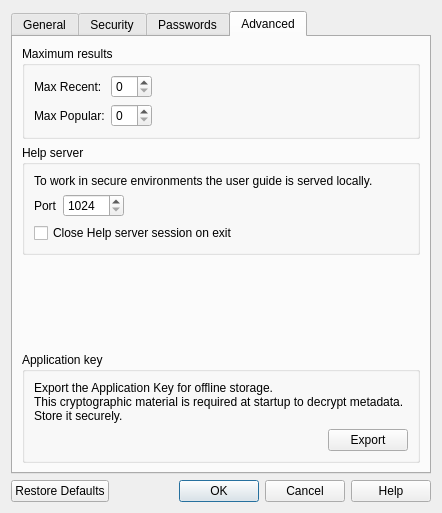
This is ui/preferencesdialog.ui in sysal1280/passwords as Qt 5 draws it before an edit. The edited form follows.
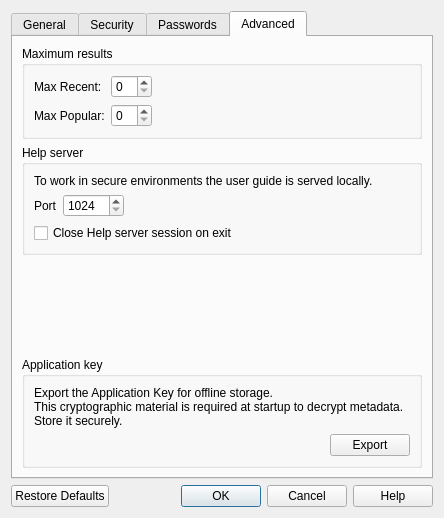
This is the edited form. The open tabs and pages were chosen to show the change.

```diff
--- a/ui/preferencesdialog.ui
+++ b/ui/preferencesdialog.ui
@@ -6,15 +6,15 @@
    <rect>
     <x>0</x>
     <y>0</y>
-    <width>442</width>
-    <height>513</height>
+    <width>444</width>
+    <height>518</height>
    </rect>
   </property>
   <property name="windowTitle">
    <string>Dialog</string>
   </property>
-  <layout class="QGridLayout" name="gridLayout">
-   <item row="3" column="0">
+  <layout class="QGridLayout" name="gridLayout_18">
+   <item row="0" column="0">
     <widget class="QTabWidget" name="tabWidget">
      <property name="currentIndex">
       <number>0</number>
@@ -160,8 +160,8 @@
          <property name="checkable">
           <bool>true</bool>
          </property>
-         <layout class="QGridLayout" name="gridLayout_3">
-          <item row="0" column="0" colspan="3">
+           <layout class="QGridLayout" name="gridLayout">
+            <item row="0" column="0" colspan="2">
            <widget class="QLabel" name="label">
             <property name="text">
              <string>The passwords database can be backed up at the start of each session.</string>
@@ -215,7 +215,14 @@
             </item>
            </layout>
           </item>
-          <item row="2" column="1" colspan="2">
+            <item row="2" column="0">
+             <widget class="QPushButton" name="pushButton">
+              <property name="text">
+               <string>Open Backups..</string>
+              </property>
+             </widget>
+            </item>
+            <item row="2" column="1">
            <spacer name="horizontalSpacer_7">
             <property name="orientation">
              <enum>Qt::Orientation::Horizontal</enum>
@@ -413,13 +420,15 @@
       <attribute name="title">
        <string>Advanced</string>
       </attribute>
-      <layout class="QVBoxLayout" name="verticalLayout_advanced">
+      <layout class="QGridLayout" name="gridLayout_12">
+       <item row="0" column="0">
+        <layout class="QVBoxLayout" name="verticalLayout_4">
        <item>
         <widget class="QGroupBox" name="groupBox_7">
          <property name="title">
           <string>Maximum results</string>
          </property>
-         <layout class="QGridLayout" name="gridLayout_12">
+           <layout class="QGridLayout" name="gridLayout_5">
           <item row="0" column="0">
            <layout class="QGridLayout" name="gridLayout_10">
             <item row="0" column="0">
@@ -465,14 +474,7 @@
          <property name="title">
           <string>Help server</string>
          </property>
-         <layout class="QGridLayout" name="gridLayout_14">
-          <item row="2" column="0">
-           <widget class="QCheckBox" name="checkBoxCloseHelpServer">
-            <property name="text">
-             <string>Close Help server session on exit</string>
-            </property>
-           </widget>
-          </item>
+           <layout class="QGridLayout" name="gridLayout_6">
           <item row="0" column="0">
            <widget class="QLabel" name="label_9">
             <property name="text">
@@ -517,49 +519,38 @@
             </item>
            </layout>
           </item>
+            <item row="2" column="0">
+             <widget class="QCheckBox" name="checkBoxCloseHelpServer">
+              <property name="text">
+               <string>Close Help server session on exit</string>
+              </property>
+             </widget>
+            </item>
          </layout>
         </widget>
        </item>
-       <item>
-        <spacer name="verticalSpacer_advanced">
+        </layout>
+       </item>
+       <item row="1" column="0">
+        <spacer name="verticalSpacer_4">
          <property name="orientation">
           <enum>Qt::Orientation::Vertical</enum>
          </property>
          <property name="sizeHint" stdset="0">
           <size>
            <width>20</width>
-           <height>40</height>
+           <height>42</height>
           </size>
          </property>
         </spacer>
        </item>
-       <item>
+       <item row="2" column="0">
         <widget class="QGroupBox" name="groupBox_10">
          <property name="title">
           <string>Application key</string>
          </property>
-         <layout class="QGridLayout" name="gridLayout_5">
-          <item row="1" column="1">
-           <spacer name="horizontalSpacer_3">
-            <property name="orientation">
-             <enum>Qt::Orientation::Horizontal</enum>
-            </property>
-            <property name="sizeHint" stdset="0">
-             <size>
-              <width>40</width>
-              <height>20</height>
-             </size>
-            </property>
-           </spacer>
-          </item>
-          <item row="1" column="2">
-           <widget class="QPushButton" name="pushButtonExportKey">
-            <property name="text">
-             <string>Export</string>
-            </property>
-           </widget>
-          </item>
-          <item row="0" column="0" colspan="3">
+         <layout class="QGridLayout" name="gridLayout_14">
+          <item row="0" column="0" colspan="2">
            <widget class="QLabel" name="label_2">
             <property name="text">
              <string>Export the Application Key for offline storage.
@@ -570,6 +561,26 @@
             </property>
            </widget>
           </item>
+          <item row="1" column="0">
+           <spacer name="horizontalSpacer_3">
+            <property name="orientation">
+             <enum>Qt::Orientation::Horizontal</enum>
+            </property>
+            <property name="sizeHint" stdset="0">
+             <size>
+              <width>40</width>
+              <height>20</height>
+             </size>
+            </property>
+           </spacer>
+          </item>
+          <item row="1" column="1">
+           <widget class="QPushButton" name="pushButtonExportKey">
+            <property name="text">
+             <string>Export</string>
+            </property>
+           </widget>
+          </item>
          </layout>
         </widget>
        </item>
@@ -577,7 +588,7 @@
      </widget>
     </widget>
    </item>
-   <item row="4" column="0">
+   <item row="1" column="0">
     <widget class="QDialogButtonBox" name="buttonBox">
      <property name="orientation">
       <enum>Qt::Orientation::Horizontal</enum>
```
Left out of the diff: 73 changed lines with no effect on the pictures. Lines whose indentation alone changed are shown as unchanged.
